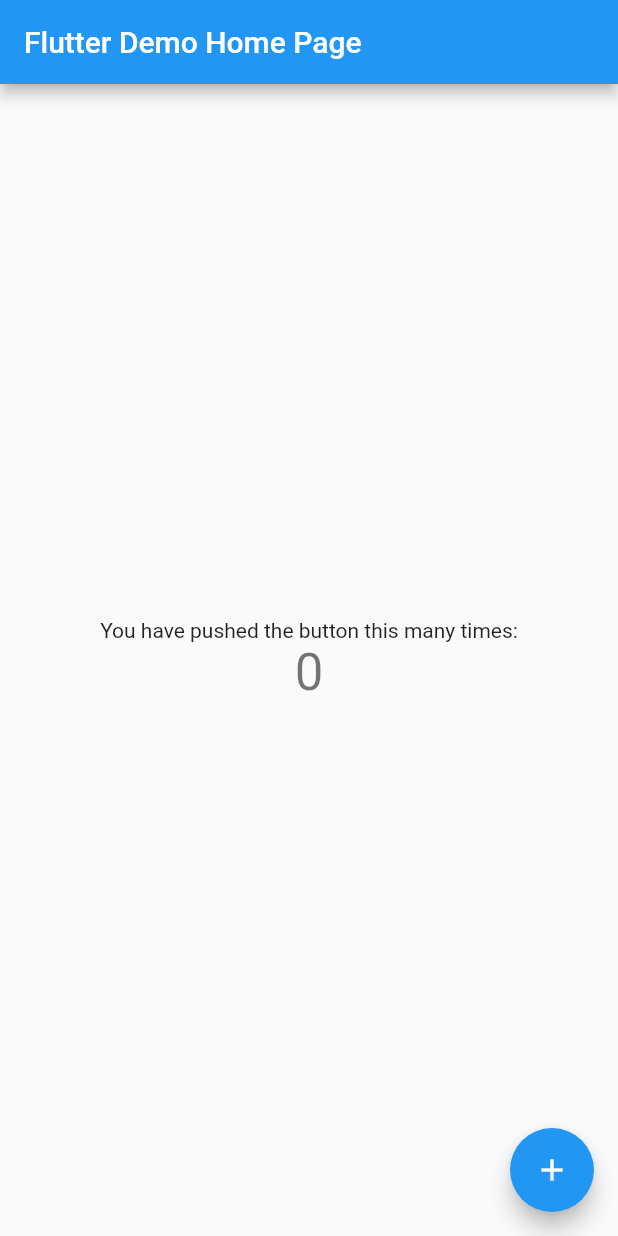
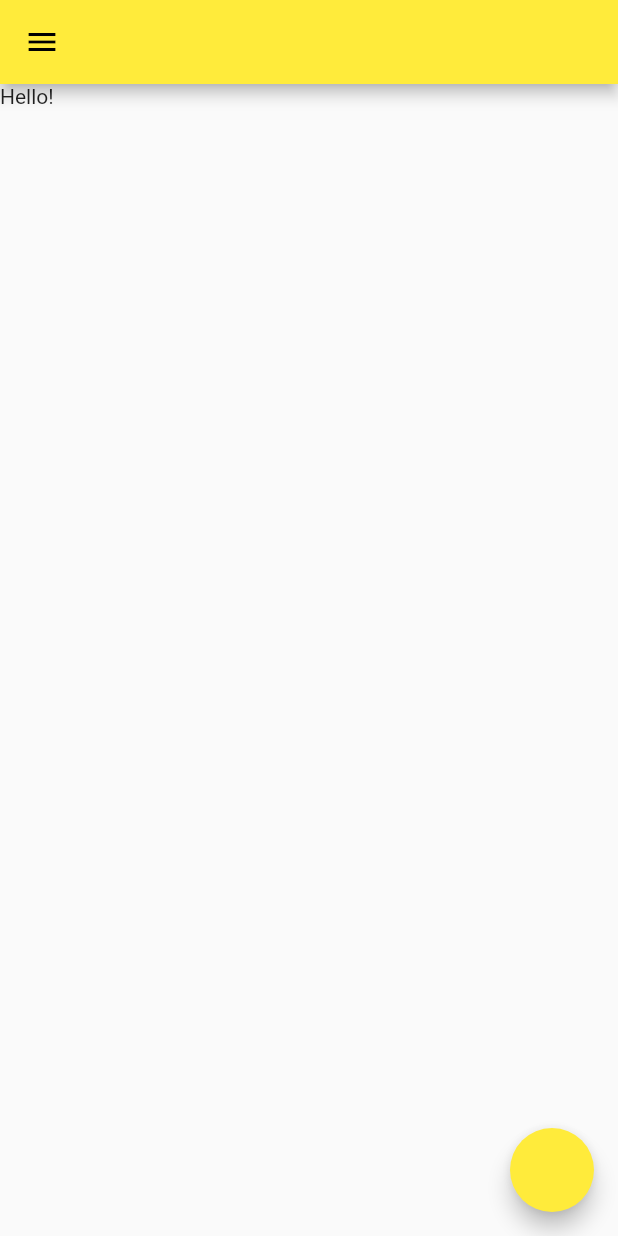
Before and after one commit to LinkedInLearning/learning-flutter-3009709, a Flutter app: the screen it shows after launch, on a phone screen of 412 x 824 dp. Run offline on Flutter 3.47's test engine with Material 2 defaults, Android fonts, the phone set to English and light mode, and no system bars.

Commit message:
Add ChatApp and LoginPage widget and remove counter code

```diff
--- a/chat_app/lib/main.dart
+++ b/chat_app/lib/main.dart
@@ -1,70 +1,39 @@
 import 'package:flutter/material.dart';
 
 void main() {
-  runApp(const MyApp());
+  runApp(ChatApp());
 }
 
-// TODO Create ChatApp widget
-// TODO Create LoginPage widget
-
-class MyApp extends StatelessWidget {
-  const MyApp({Key? key}) : super(key: key);
-
-  // This widget is the root of your application.
+class ChatApp extends StatelessWidget {
   @override
   Widget build(BuildContext context) {
+    // TODO: implement build
     return MaterialApp(
-      title: 'Flutter Demo',
-      theme: ThemeData(
-        primarySwatch: Colors.blue,
-      ),
-      home: const MyHomePage(title: 'Flutter Demo Home Page'),
+      title: "CHat App!!!",
+      theme: ThemeData(primarySwatch: Colors.yellow),
+      home: LoginPage(),
     );
   }
 }
 
-class MyHomePage extends StatefulWidget {
-  const MyHomePage({Key? key, required this.title}) : super(key: key);
-  final String title;
-
-  @override
-  State<MyHomePage> createState() => _MyHomePageState();
-}
-
-class _MyHomePageState extends State<MyHomePage> {
-  int _counter = 0;
-
-  void _incrementCounter() {
-    setState(() {
-      _counter++;
-    });
-  }
+class LoginPage extends StatelessWidget {
+  const LoginPage({Key? key}) : super(key: key);
 
   @override
   Widget build(BuildContext context) {
     return Scaffold(
-      appBar: AppBar(
-        title: Text(widget.title),
+      appBar: AppBar(),
+      drawer: Drawer(),
+      floatingActionButton: FloatingActionButton(
+        onPressed: () {
+          print('Button clicked');
+        },
       ),
-      body: Center(
-        child: Column(
-          mainAxisAlignment: MainAxisAlignment.center,
-          children: <Widget>[
-            const Text(
-              'You have pushed the button this many times:',
-            ),
-            Text(
-              '$_counter',
-              style: Theme.of(context).textTheme.headline4,
-            ),
-          ],
-        ),
-      ),
-      floatingActionButton: FloatingActionButton(
-        onPressed: _incrementCounter,
-        tooltip: 'Increment',
-        child: const Icon(Icons.add),
-      ),
+      body: Text('Hello!'),
     );
   }
 }
+
+
+// TODO Create ChatApp widget
+// TODO Create LoginPage widget
```
Also changed, not shown: 1 other file.
